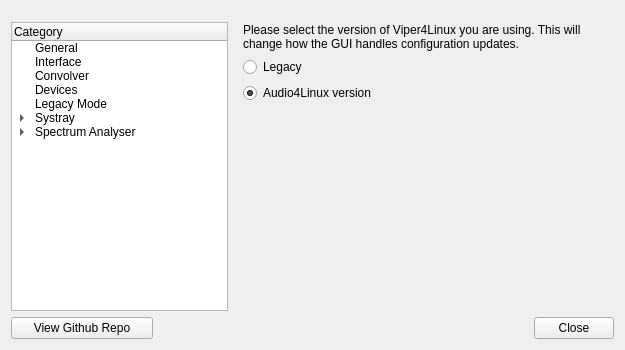
Before: the Qt Designer form dialog/settings.ui in Audio4Linux/Viper4Linux-GUI, drawn with Qt 5.
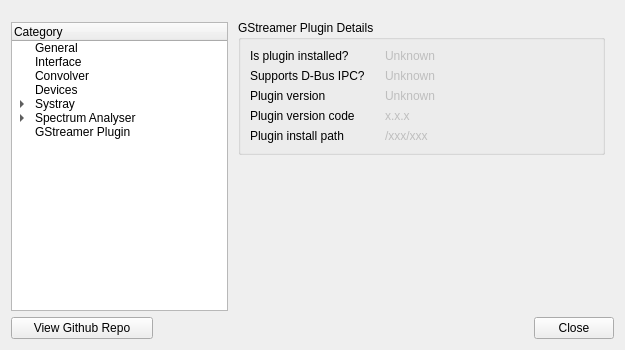
After: the same form once the commit is applied. The open tabs and pages were chosen to show the change. Custom widgets are drawn as their Qt base class.

Commit message:
Several major changes to the GST Plugin handling (see description))
- Autodetect legacy mode (via GStreamer Registry)
- Display a troubleshooting overlay if the GStreamer package is nowhere to be found
- Display a warning in the setup wizard if the legacy version of V4L is still installed
- Show several details about the GST-Plugin in the settings dialog
- Disable confusing "viper is inactive" error overlay and start viper automatically instead

```diff
--- a/dialog/settings.ui
+++ b/dialog/settings.ui
@@ -87,11 +87,6 @@
            <string>Devices</string>
           </property>
          </item>
-         <item>
-          <property name="text">
-           <string>Legacy Mode</string>
-          </property>
-         </item>
          <item>
           <property name="text">
            <string>Systray</string>
@@ -117,6 +112,11 @@
            </property>
           </item>
          </item>
+         <item>
+          <property name="text">
+           <string>GStreamer Plugin</string>
+          </property>
+         </item>
         </widget>
        </item>
       </layout>
@@ -675,81 +675,6 @@
          </item>
         </layout>
        </widget>
-       <widget class="QWidget" name="page">
-        <layout class="QVBoxLayout" name="verticalLayout_21">
-         <property name="topMargin">
-          <number>12</number>
-         </property>
-         <item>
-          <widget class="QLabel" name="p1_desc_2">
-           <property name="font">
-            <font/>
-           </property>
-           <property name="styleSheet">
-            <string notr="true"/>
-           </property>
-           <property name="text">
-            <string>Please select the version of Viper4Linux you are using. This will change how the GUI handles configuration updates.</string>
-           </property>
-           <property name="alignment">
-            <set>Qt::AlignLeading|Qt::AlignLeft|Qt::AlignTop</set>
-           </property>
-           <property name="wordWrap">
-            <bool>true</bool>
-           </property>
-          </widget>
-         </item>
-         <item>
-          <layout class="QVBoxLayout" name="p1dot5_radiobox">
-           <item>
-            <widget class="QRadioButton" name="legacy_mode_on">
-             <property name="font">
-              <font/>
-             </property>
-             <property name="styleSheet">
-              <string notr="true"/>
-             </property>
-             <property name="text">
-              <string>Legacy</string>
-             </property>
-             <property name="checked">
-              <bool>false</bool>
-             </property>
-            </widget>
-           </item>
-           <item>
-            <widget class="QRadioButton" name="legacy_mode_off">
-             <property name="font">
-              <font/>
-             </property>
-             <property name="styleSheet">
-              <string notr="true"/>
-             </property>
-             <property name="text">
-              <string>Audio4Linux version</string>
-             </property>
-             <property name="checked">
-              <bool>true</bool>
-             </property>
-            </widget>
-           </item>
-          </layout>
-         </item>
-         <item>
-          <spacer name="verticalSpacer_9">
-           <property name="orientation">
-            <enum>Qt::Vertical</enum>
-           </property>
-           <property name="sizeHint" stdset="0">
-            <size>
-             <width>20</width>
-             <height>40</height>
-            </size>
-           </property>
-          </spacer>
-         </item>
-        </layout>
-       </widget>
        <widget class="QWidget" name="session">
         <layout class="QVBoxLayout" name="verticalLayout_6">
          <item>
@@ -1189,6 +1114,130 @@
          </item>
         </layout>
        </widget>
+       <widget class="QWidget" name="page">
+        <layout class="QVBoxLayout" name="verticalLayout_21">
+         <property name="leftMargin">
+          <number>4</number>
+         </property>
+         <item>
+          <widget class="QGroupBox" name="groupBox_9">
+           <property name="title">
+            <string>GStreamer Plugin Details</string>
+           </property>
+           <layout class="QVBoxLayout" name="verticalLayout_23">
+            <item>
+             <layout class="QFormLayout" name="formLayout">
+              <property name="horizontalSpacing">
+               <number>20</number>
+              </property>
+              <property name="topMargin">
+               <number>0</number>
+              </property>
+              <item row="0" column="0">
+               <widget class="QLabel" name="label_2">
+                <property name="text">
+                 <string>Is plugin installed?</string>
+                </property>
+               </widget>
+              </item>
+              <item row="0" column="1">
+               <widget class="QLabel" name="gst_plg_installed">
+                <property name="enabled">
+                 <bool>false</bool>
+                </property>
+                <property name="text">
+                 <string>Unknown</string>
+                </property>
+               </widget>
+              </item>
+              <item row="1" column="0">
+               <widget class="QLabel" name="label_4">
+                <property name="text">
+                 <string>Supports D-Bus IPC?</string>
+                </property>
+               </widget>
+              </item>
+              <item row="1" column="1">
+               <widget class="QLabel" name="gst_plg_dbus">
+                <property name="enabled">
+                 <bool>false</bool>
+                </property>
+                <property name="text">
+                 <string>Unknown</string>
+                </property>
+               </widget>
+              </item>
+              <item row="2" column="1">
+               <widget class="QLabel" name="gst_plg_mode">
+                <property name="enabled">
+                 <bool>false</bool>
+                </property>
+                <property name="text">
+                 <string>Unknown</string>
+                </property>
+               </widget>
+              </item>
+              <item row="3" column="0">
+               <widget class="QLabel" name="label_16">
+                <property name="text">
+                 <string>Plugin version code</string>
+                </property>
+               </widget>
+              </item>
+              <item row="3" column="1">
+               <widget class="QLabel" name="gst_plg_version">
+                <property name="enabled">
+                 <bool>false</bool>
+                </property>
+                <property name="text">
+                 <string>x.x.x</string>
+                </property>
+               </widget>
+              </item>
+              <item row="4" column="0">
+               <widget class="QLabel" name="label_17">
+                <property name="text">
+                 <string>Plugin install path</string>
+                </property>
+               </widget>
+              </item>
+              <item row="4" column="1">
+               <widget class="QLabel" name="gst_plg_path">
+                <property name="enabled">
+                 <bool>false</bool>
+                </property>
+                <property name="text">
+                 <string>/xxx/xxx</string>
+                </property>
+               </widget>
+              </item>
+              <item row="2" column="0">
+               <widget class="QLabel" name="label_15">
+                <property name="text">
+                 <string>Plugin version</string>
+                </property>
+               </widget>
+              </item>
+             </layout>
+            </item>
+           </layout>
+          </widget>
+         </item>
+         <item>
+          <spacer name="verticalSpacer_9">
+           <property name="orientation">
+            <enum>Qt::Vertical</enum>
+           </property>
+           <property name="sizeHint" stdset="0">
+            <size>
+             <width>20</width>
+             <height>40</height>
+            </size>
+           </property>
+          </spacer>
+         </item>
+        </layout>
+       </widget>
       </widget>
      </item>
     </layout>
```
Left out of the diff: 2 changed lines with no effect on the pictures. The commit also changes 10 other files.
